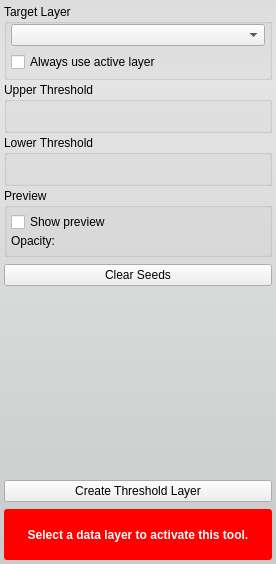
Qt form src/Interface/ToolInterface/ThresholdToolInterface.ui (jessdtate/Seg3D) before a commit.
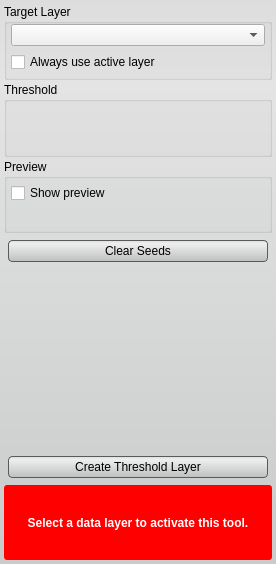
The same form after that commit. Custom widgets are drawn as their Qt base class.

Commit message: added styles to the ui buttons still some tweaking that needs done.  check out the Discrete Gaussian Blur tool and let me know if the lighter background looks better.

What changed in the file:
```diff
--- a/src/Interface/ToolInterface/ThresholdToolInterface.ui
+++ b/src/Interface/ToolInterface/ThresholdToolInterface.ui
@@ -36,7 +36,26 @@
 	border: 1px solid gray;
 }
 
-</string>
+QPushButton{
+	background-color: qlineargradient(spread:pad, x1:0.5, y1:0, x2:0.5, y2:0.960227, stop:0 rgba(221, 221, 221, 255), stop:0.155779 rgba(238, 238, 238, 255), stop:1 rgba(192, 194, 194, 255));
+	border-radius: 4px;
+	border: 1px solid rgb(90, 90, 90);
+	margin:4px;
+}
+
+QPushButton:hover{
+	background-color: qlineargradient(spread:pad, x1:0.5, y1:0, x2:0.5, y2:1, stop:0 rgba(195, 195, 195, 255), stop:0.253769 rgba(206, 206, 206, 255), stop:1 rgba(185, 185, 185, 255));
+	border-radius: 4px;
+	border: 1px solid rgb(90, 90, 90);
+	margin:4px;
+}
+
+QPushButton:pressed{
+	background-color: qlineargradient(spread:pad, x1:0.5, y1:0, x2:0.5, y2:1, stop:0 rgba(150, 150, 150, 255), stop:0.753769 rgba(206, 206, 206, 255), stop:1 rgba(185, 185, 185, 255));
+	border-radius: 4px;
+	border: 1px solid rgb(90, 90, 90);
+	margin:4px;
+}</string>
   </property>
   <layout class="QVBoxLayout" name="verticalLayout_5">
    <property name="spacing">
@@ -113,7 +132,7 @@
    <item>
     <widget class="QGroupBox" name="groupBox_2">
      <property name="title">
-      <string>Upper Threshold</string>
+      <string>Threshold</string>
      </property>
      <layout class="QVBoxLayout" name="verticalLayout_2">
       <property name="margin">
@@ -122,18 +141,6 @@
       <item>
        <widget class="QtUtils::QtSliderDoubleCombo" name="upper_threshold_" native="true"/>
       </item>
-     </layout>
-    </widget>
-   </item>
-   <item>
-    <widget class="QGroupBox" name="groupBox_3">
-     <property name="title">
-      <string>Lower Threshold</string>
-     </property>
-     <layout class="QVBoxLayout" name="verticalLayout_3">
-      <property name="margin">
-       <number>4</number>
-      </property>
       <item>
        <widget class="QtUtils::QtSliderDoubleCombo" name="lower_threshold_" native="true"/>
       </item>
@@ -178,13 +185,6 @@
          <property name="margin">
           <number>0</number>
          </property>
-         <item>
-          <widget class="QLabel" name="label">
-           <property name="text">
-            <string>Opacity:</string>
-           </property>
-          </widget>
-         </item>
          <item>
           <widget class="QtUtils::QtSliderDoubleCombo" name="preview_opacity_slider_" native="true"/>
          </item>
@@ -223,6 +223,12 @@
           <verstretch>0</verstretch>
          </sizepolicy>
         </property>
+        <property name="minimumSize">
+         <size>
+          <width>0</width>
+          <height>30</height>
+         </size>
+        </property>
         <property name="text">
          <string>Clear Seeds</string>
         </property>
@@ -270,6 +276,12 @@
           <verstretch>0</verstretch>
          </sizepolicy>
         </property>
+        <property name="minimumSize">
+         <size>
+          <width>0</width>
+          <height>30</height>
+         </size>
+        </property>
         <property name="toolTip">
          <string>If this button is disabled its because you haven't set a valid Target Layer </string>
         </property>
```
The commit also changes 57 other files.
